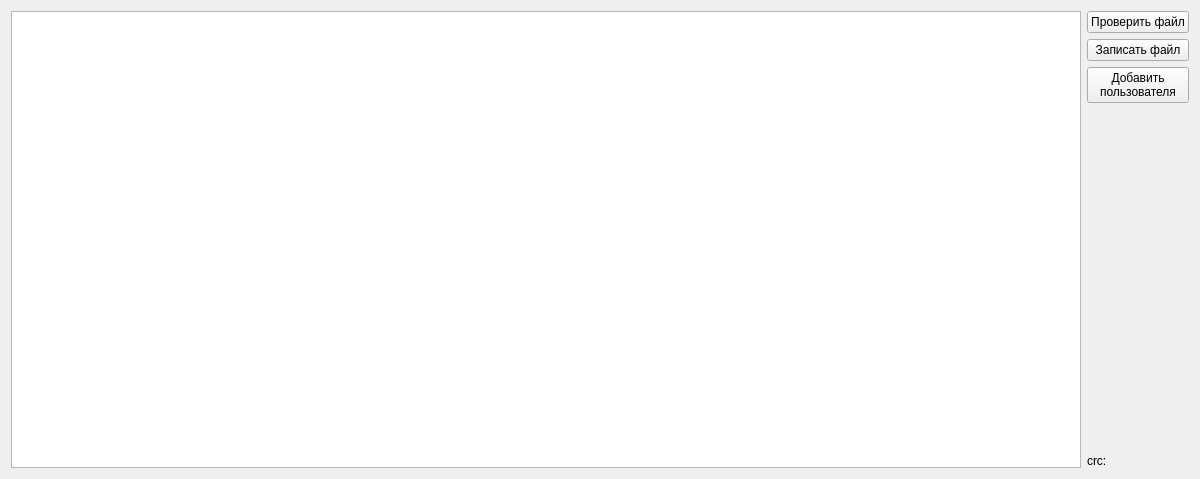
First picture: the form in UI/widget.ui, repository ngenuine/simple-subject-table, before the edit.
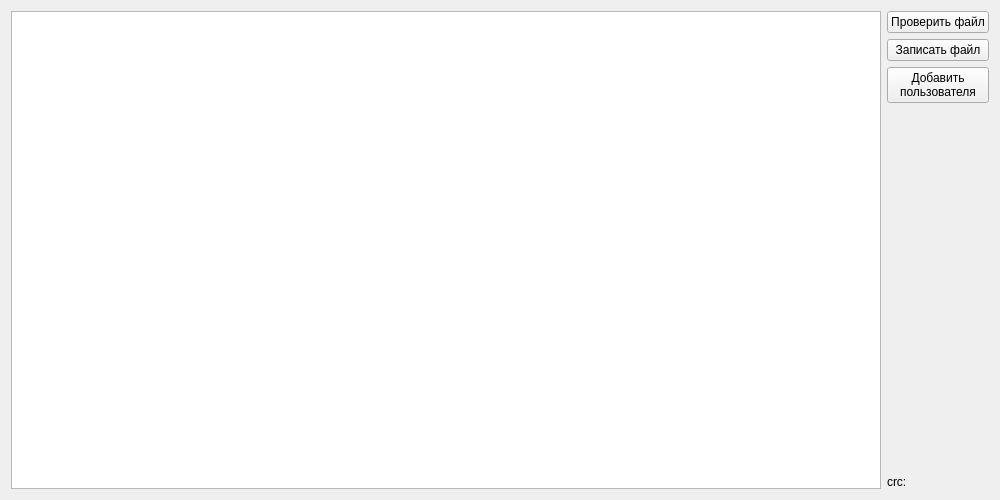
Second picture: the form after the edit.

Commit message: Проверять и выводить в лейбл констрольную сумму

```diff
--- a/UI/widget.ui
+++ b/UI/widget.ui
@@ -6,8 +6,8 @@
    <rect>
     <x>0</x>
     <y>0</y>
-    <width>1200</width>
-    <height>479</height>
+    <width>1000</width>
+    <height>500</height>
    </rect>
   </property>
   <property name="sizePolicy">
@@ -19,7 +19,7 @@
   <property name="windowTitle">
    <string>Widget</string>
   </property>
-  <layout class="QHBoxLayout" name="horizontalLayout">
+  <layout class="QHBoxLayout" name="horizontalLayout" stretch="1,0">
    <item>
     <widget class="QTableView" name="tableView"/>
    </item>
```
Left out of the diff: 9 changed lines with no effect on the pictures. The commit also changes 2 other files.
